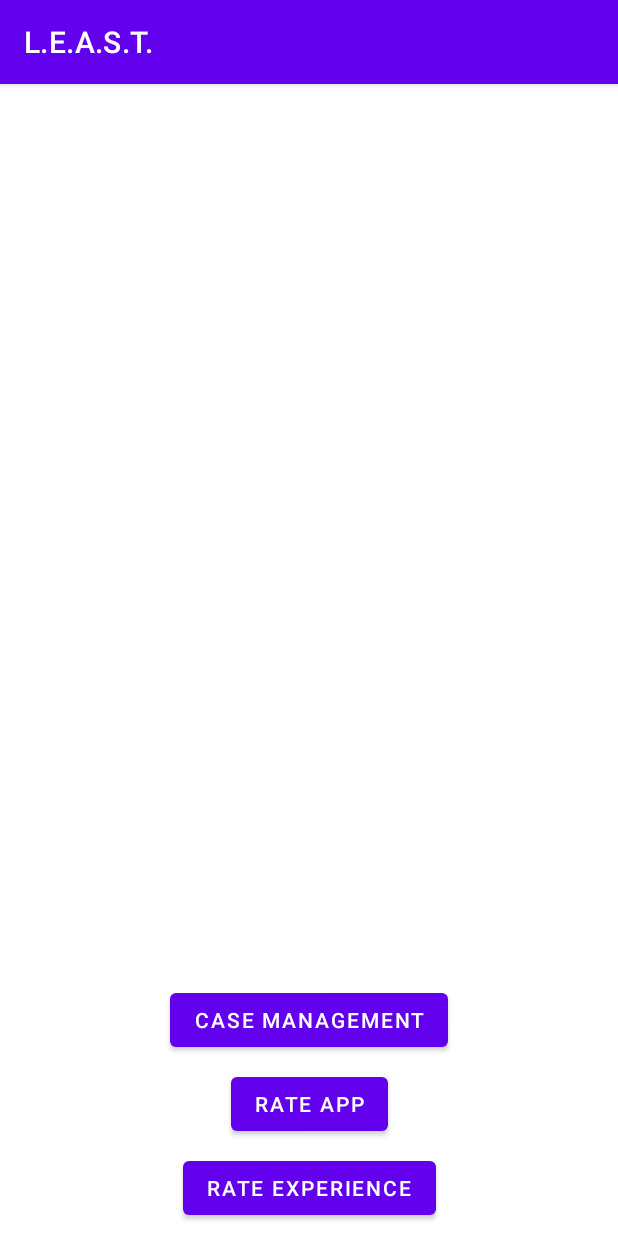
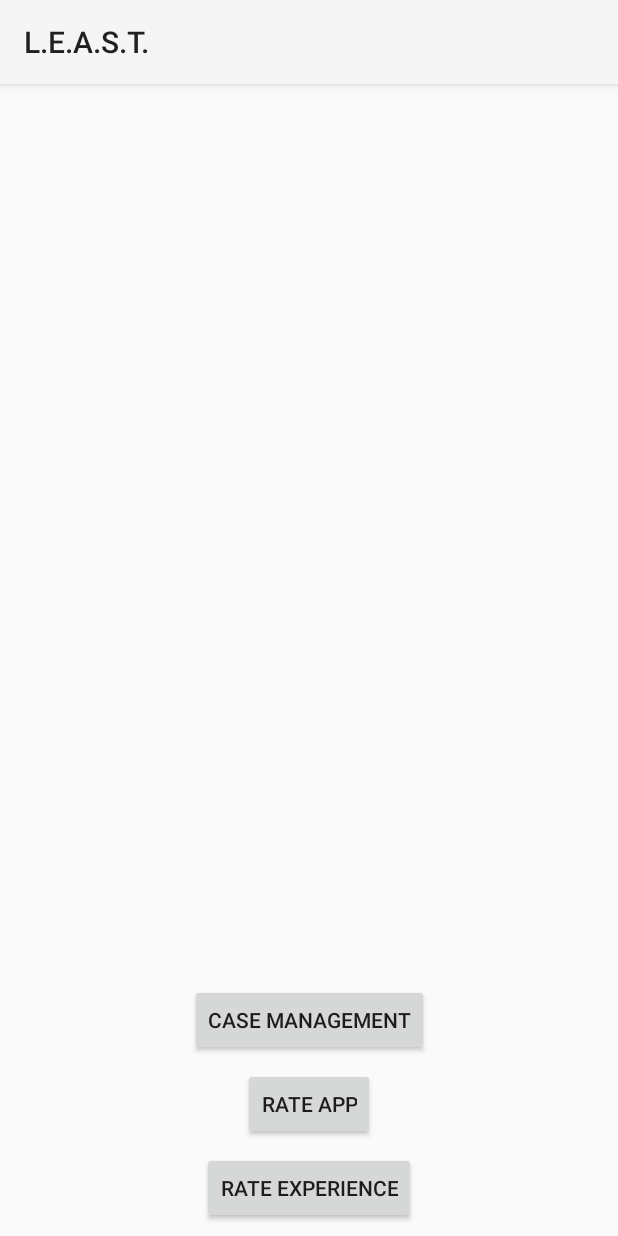
Before and after one commit to codingoperations/least-android, an Android app: the screen it shows after launch (SampleShowCaseActivity), on a phone screen of 412 x 824 dp. Run offline under Robolectric (Android 15) with nearby library versions, the phone set to English and light mode, and no system bars.

```diff
--- a/app/src/main/AndroidManifest.xml
+++ b/app/src/main/AndroidManifest.xml
@@ -11,7 +11,7 @@
         android:label="@string/rate_app_name"
         android:roundIcon="@mipmap/ic_launcher_round"
         android:supportsRtl="true"
-        android:theme="@style/Theme.RateMe">
+        android:theme="@style/Theme.AppCompat.DayNight">
         <activity android:name="sample.SampleShowCaseActivity">
             <intent-filter>
                 <action android:name="android.intent.action.MAIN" />
--- a/app/src/main/java/sample/ShowCastFragment.kt
+++ b/app/src/main/java/sample/ShowCastFragment.kt
@@ -31,7 +31,7 @@ class ShowCastFragment : Fragment() {
         inflater: LayoutInflater,
         container: ViewGroup?,
         savedInstanceState: Bundle?
-    ): View? {
+    ): View {
         _binding = FragmentSampleShowcaseBinding.inflate(inflater, container, false)
         binding.buttonRateApp.setOnClickListener {
             RateAppFragment.show(
@@ -44,25 +44,6 @@ class ShowCastFragment : Fragment() {
 
         binding.buttonRateExperience.setOnClickListener {
             RatemeExpActivity.startActivity(requireActivity())
-//            RateExperienceFragment.show(
-//                parentFragmentManager,
-//                R.id.fragmentContainer,
-//                requireActivity().classLoader,
-//                RateExperienceConfig(
-//                    tags = listOf(Tag("id1", "tag1"), Tag("id2", "tag2"), Tag("id3", "tag3")),
-//                    numberOfStars = 10,
-//                    valueReaction = listOf(
-//                        LabelValue(1, "too bad :("),
-//                        LabelValue(2, "Nice ;)"),
-//                        LabelValue(8, "Great!")
-//                    ),
-//                    title = "MY TITLE",
-//                    postSubmitTitle = "It is post submit Title",
-//                    postSubmitText = "It is post submit BODY TEXT",
-//                ),
-//                RateExperienceServerConfig("https://codingops-publisher.herokuapp.com",appId = "myAppId", true, false),
-//                View.inflate(requireContext(), R.layout.custom_view, null)
-//            )
         }
         binding.buttonCaseManagement.setOnClickListener {
             CaseListFragment.show(
--- a/app/src/main/res/values/themes.xml
+++ b/app/src/main/res/values/themes.xml
@@ -2,17 +2,18 @@
     <!-- Base application theme. -->
     <style name="Theme.RateMe" parent="Theme.MaterialComponents.DayNight.DarkActionBar">
         <!-- Primary brand color. -->
-        <item name="colorPrimary">@color/purple_500</item>
-        <item name="colorPrimaryVariant">@color/purple_700</item>
-        <item name="colorOnPrimary">@color/white</item>
-        <!-- Secondary brand color. -->
-        <item name="colorSecondary">@color/teal_200</item>
-        <item name="colorSecondaryVariant">@color/teal_700</item>
-        <item name="colorOnSecondary">@color/black</item>
+        <item name="colorPrimary">#FBE201</item>
+        <item name="colorPrimaryVariant">#FFFF00</item>
+        <item name="colorOnPrimary">@android:color/black</item>
+
         <!-- Status bar color. -->
         <item name="android:statusBarColor" tools:targetApi="l">?attr/colorPrimaryVariant</item>
         <!-- Customize your theme here. -->
-        <item name="backgroundColor">@color/white</item>
+        <item name="backgroundColor">@android:color/darker_gray</item>
+        <item name="background">@android:color/darker_gray</item>
+
+        <item name="colorControlNormal">?attr/colorPrimaryVariant</item>
+        <item name="colorControlActivated">?attr/colorPrimary</item>
 
     </style>
 </resources>
--- a/connector/build.gradle
+++ b/connector/build.gradle
@@ -56,7 +56,7 @@ afterEvaluate {
                 from components.release
                 groupId = 'com.github.codingoperations'
                 artifactId = 'connector'
-                version = 'v0.0.5'
+                version = 'v0.0.6'
             }
         }
     }
--- a/core/build.gradle
+++ b/core/build.gradle
@@ -63,7 +63,7 @@ afterEvaluate {
                 from components.release
                 groupId = 'com.github.codingoperations'
                 artifactId = 'core'
-                version = 'v0.0.5'
+                version = 'v0.0.6'
             }
         }
     }
--- a/rateme/build.gradle
+++ b/rateme/build.gradle
@@ -75,7 +75,7 @@ afterEvaluate {
                 from components.release
                 groupId = 'com.github.codingoperations'
                 artifactId = 'rateme'
-                version = 'v0.0.5'
+                version = 'v0.0.6'
             }
         }
     }
--- a/rateme/src/main/AndroidManifest.xml
+++ b/rateme/src/main/AndroidManifest.xml
@@ -5,6 +5,7 @@
     <application>
         <activity
             android:name="io.least.ui.app.RatemeExpActivity"
-            android:label="RateExp" />
+            android:label="RateExp"
+            android:theme="@style/Theme.RateMe"/>
     </application>
 </manifest>
--- a/rateme/src/main/res/drawable/rate_edittext_drawable.xml
+++ b/rateme/src/main/res/drawable/rate_edittext_drawable.xml
@@ -7,7 +7,8 @@
                 android:right="5dp"
                 android:top="5dp"
                 android:bottom="5dp" />
-            <stroke android:width="1dp" android:color="?colorPrimary" />
+            <stroke android:width="1dp" android:color="?colorControlActivated" />
+            <solid android:color="@android:color/white"/>
         </shape>
     </item>
     <item>
@@ -18,6 +19,7 @@
                 android:top="5dp"
                 android:bottom="5dp" />
             <stroke android:width="1dp" android:color="?colorControlNormal" />
+            <solid android:color="#3333"/>
         </shape>
     </item>
 </selector>
--- /dev/null
+++ b/rateme/src/main/res/layout/layout_single_chip.xml
@@ -0,0 +1,6 @@
+<?xml version="1.0" encoding="utf-8"?>
+
+<com.google.android.material.chip.Chip xmlns:android="http://schemas.android.com/apk/res/android"
+    style="@style/RatemeChip"
+    android:layout_width="wrap_content"
+    android:layout_height="wrap_content" />
--- /dev/null
+++ b/rateme/src/main/res/values/themes.xml
@@ -0,0 +1,15 @@
+<resources xmlns:tools="http://schemas.android.com/tools">
+    <!-- Base application theme. -->
+    <style name="Theme.RateMe" parent="Theme.MaterialComponents.DayNight.DarkActionBar">
+        <!-- Primary brand color. -->
+        <item name="colorPrimary">@android:color/holo_blue_dark</item>
+        <item name="colorPrimaryVariant">@android:color/holo_blue_light</item>
+        <item name="colorOnPrimary">@android:color/white</item>
+
+        <!-- Status bar color. -->
+        <item name="android:statusBarColor" tools:targetApi="l">?attr/colorPrimaryVariant</item>
+        <!-- Customize your theme here. -->
+        <item name="backgroundColor">@android:color/holo_blue_bright</item>
+
+    </style>
+</resources>
```
Also changed, not shown: rateme/src/main/java/io/least/ui/experience/RateExperienceFragment.kt (+25 -13 lines), rateme/src/main/res/color/color_choice_chip_background_color.xml (added, +9 -0 lines), rateme/src/main/res/color/color_choice_chip_strokecolor_selector.xml (added, +8 -0 lines), rateme/src/main/res/layout/rate_exp_fragment.xml (+56 -27 lines), rateme/src/main/res/values/styles.xml (added, +14 -0 lines).
